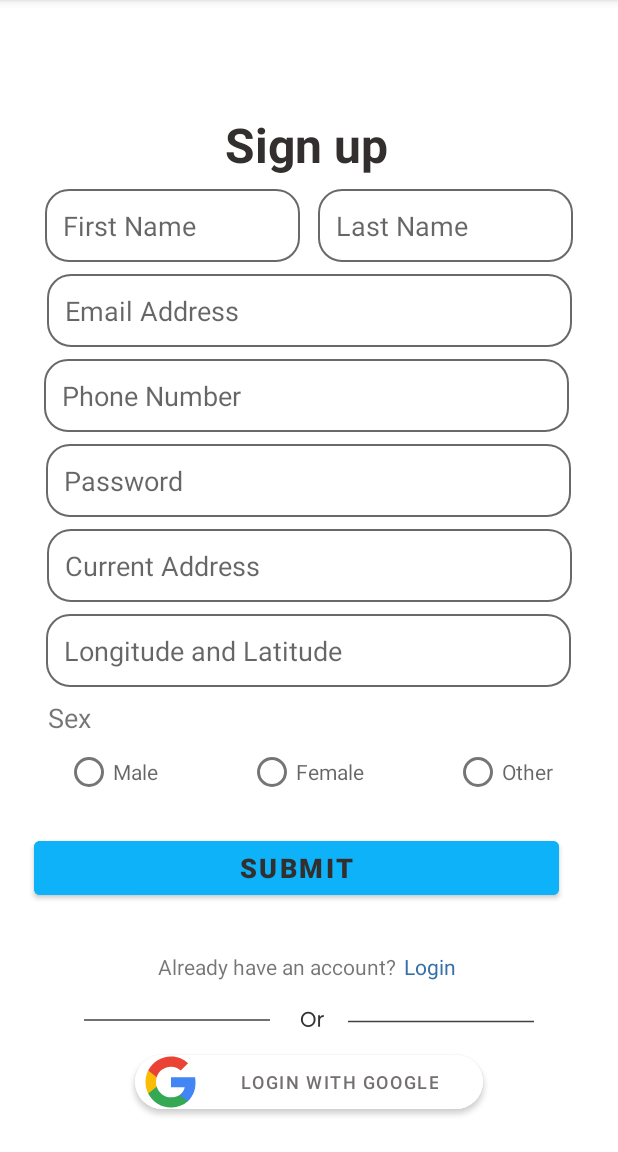
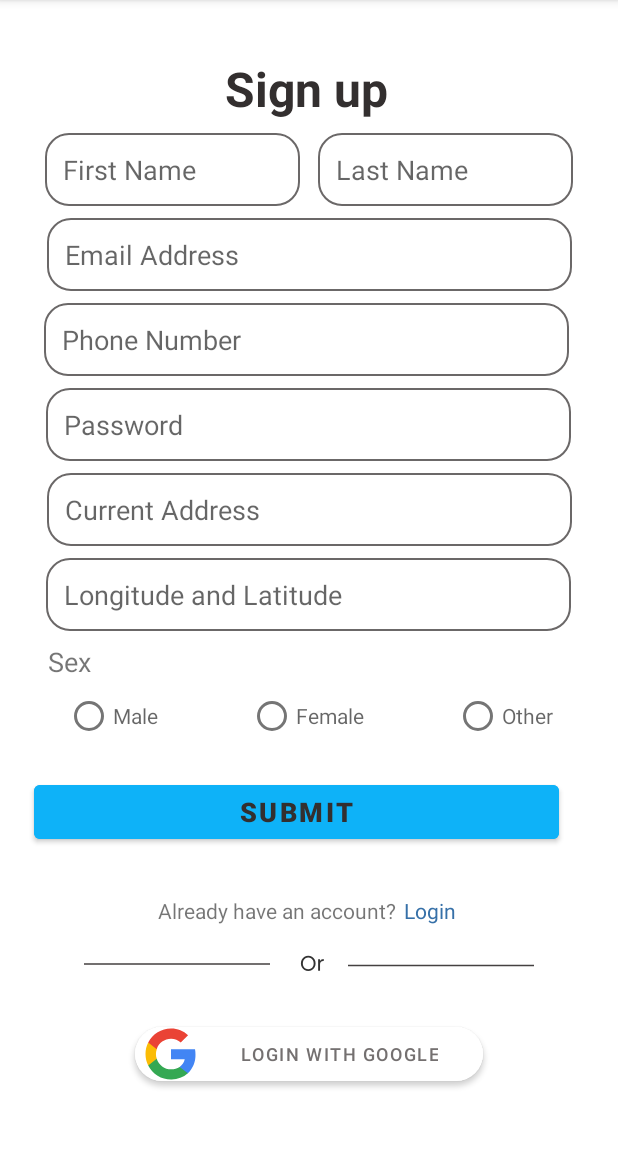
Before and after one commit to JunSayke/RoadReady, an Android app: the SignUp_Activity screen opened directly, with no data from a screen before it, on a phone screen of 412 x 824 dp, the part 84-1236 px from its top. Run offline under Robolectric (Android 15) with nearby library versions, the phone set to English and light mode, and no system bars.

Commit message:
[Nicolo] Polished SignUp, SignUpAs, and Verification

```diff
--- a/app/src/main/java/com/example/roadready/activity/Login_Activity.java
+++ b/app/src/main/java/com/example/roadready/activity/Login_Activity.java
@@ -6,9 +6,10 @@ import android.os.Bundle;
 
 import com.example.roadready.R;
 import com.example.roadready.databinding.ActivityLoginBinding;
+import com.example.roadready.databinding.ActivityOpeningBinding;
 
 public class Login_Activity extends AppCompatActivity {
-    private final String TAG = "Login_Activity"; // declare TAG for each class for debuging purposes using Log.d()
+    private final String TAG = "Login_Activity"; // declare TAG for each class for debugging purposes using Log.d()
     private ActivityLoginBinding binding; // use View binding to avoid using too much findViewById
 
     @Override
--- a/app/src/main/java/com/example/roadready/activity/Opening_Activity.java
+++ b/app/src/main/java/com/example/roadready/activity/Opening_Activity.java
@@ -11,7 +11,7 @@ import com.example.roadready.classes.general.FirebaseManager;
 import com.example.roadready.databinding.ActivityOpeningBinding;
 
 public class Opening_Activity extends AppCompatActivity {
-    private final String TAG = "Opening_Activity"; // declare TAG for each class for debuging purposes using Log.d()
+    private final String TAG = "Opening_Activity"; // declare TAG for each class for debugging purposes using Log.d()
     private ActivityOpeningBinding binding; // use View binding to avoid using too much findViewById
 
     @Override
--- a/app/src/main/java/com/example/roadready/activity/SignUpAs_Activity.java
+++ b/app/src/main/java/com/example/roadready/activity/SignUpAs_Activity.java
@@ -9,7 +9,7 @@ import com.example.roadready.databinding.ActivitySignUpAsBinding;
 
 public class SignUpAs_Activity extends AppCompatActivity {
 
-    private final String TAG = "SignUpAs_Activity"; // declare TAG for each class for debuging purposes using Log.d()
+    private final String TAG = "SignUpAs_Activity"; // declare TAG for each class for debugging purposes using Log.d()
     private ActivitySignUpAsBinding binding; // use View binding to avoid using too much findViewById
 
     @Override
--- a/app/src/main/java/com/example/roadready/activity/SignUp_Activity.java
+++ b/app/src/main/java/com/example/roadready/activity/SignUp_Activity.java
@@ -9,7 +9,7 @@ import com.example.roadready.databinding.ActivitySignUpBinding;
 
 public class SignUp_Activity extends AppCompatActivity {
 
-    private final String TAG = "SignUp_Activity"; // declare TAG for each class for debuging purposes using Log.d()
+    private final String TAG = "SignUp_Activity"; // declare TAG for each class for debugging purposes using Log.d()
     private ActivitySignUpBinding binding; // use View binding to avoid using too much findViewById
 
     @Override
--- a/app/src/main/java/com/example/roadready/activity/Verification_Activity.java
+++ b/app/src/main/java/com/example/roadready/activity/Verification_Activity.java
@@ -9,7 +9,7 @@ import com.example.roadready.databinding.ActivityVerificationBinding;
 
 public class Verification_Activity extends AppCompatActivity {
 
-    private final String TAG = "Verification_Activity"; // declare TAG for each class for debuging purposes using Log.d()
+    private final String TAG = "Verification_Activity"; // declare TAG for each class for debugging purposes using Log.d()
     private ActivityVerificationBinding binding; // use View binding to avoid using too much findViewById
 
     @Override
--- a/app/src/main/res/layout/activity_sign_up.xml
+++ b/app/src/main/res/layout/activity_sign_up.xml
@@ -20,7 +20,6 @@
             android:layout_width="wrap_content"
             android:layout_height="wrap_content"
             android:layout_marginStart="152dp"
-            android:layout_marginTop="32dp"
             android:layout_marginEnd="153dp"
             android:layout_marginBottom="650dp"
             android:text="@string/text_signup"
@@ -31,8 +30,7 @@
             app:layout_constraintEnd_toEndOf="parent"
             app:layout_constraintHorizontal_bias="1.0"
             app:layout_constraintStart_toStartOf="parent"
-            app:layout_constraintTop_toTopOf="parent"
-            app:layout_constraintVertical_bias="1.0" />
+            app:layout_constraintTop_toTopOf="parent" />
 
         <EditText
             android:id="@+id/signup_ipt_fname"
```
